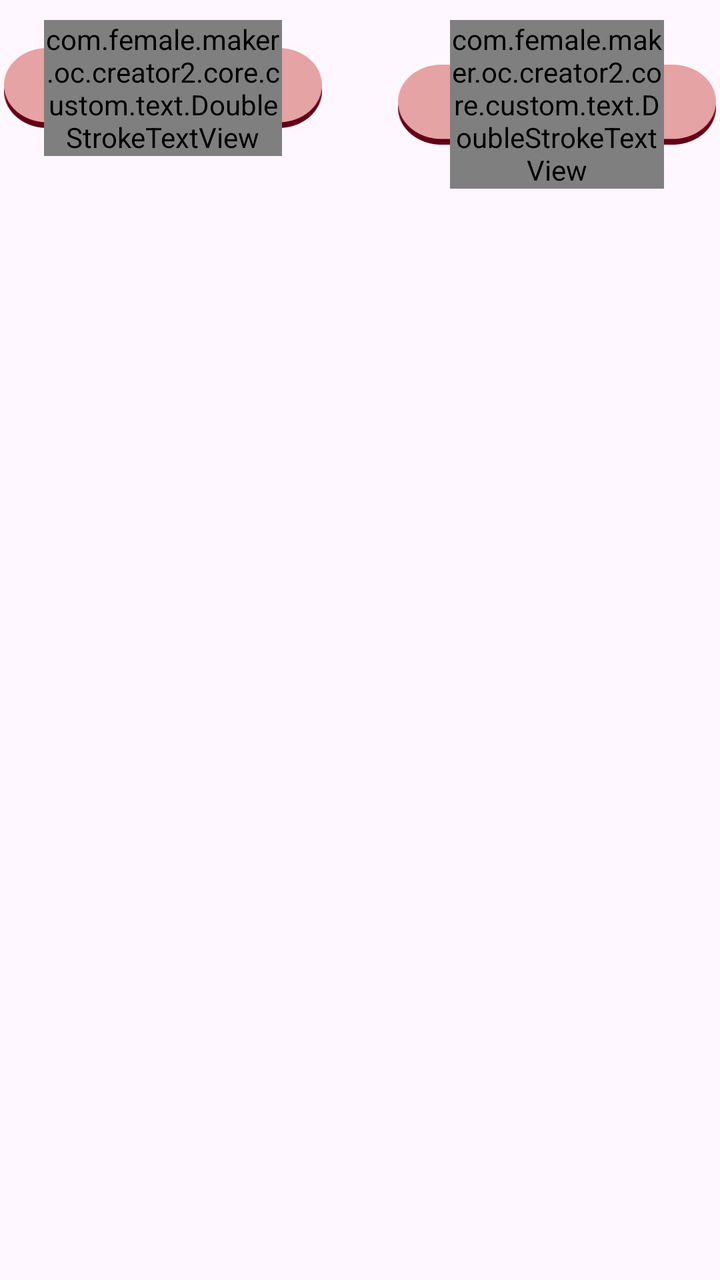
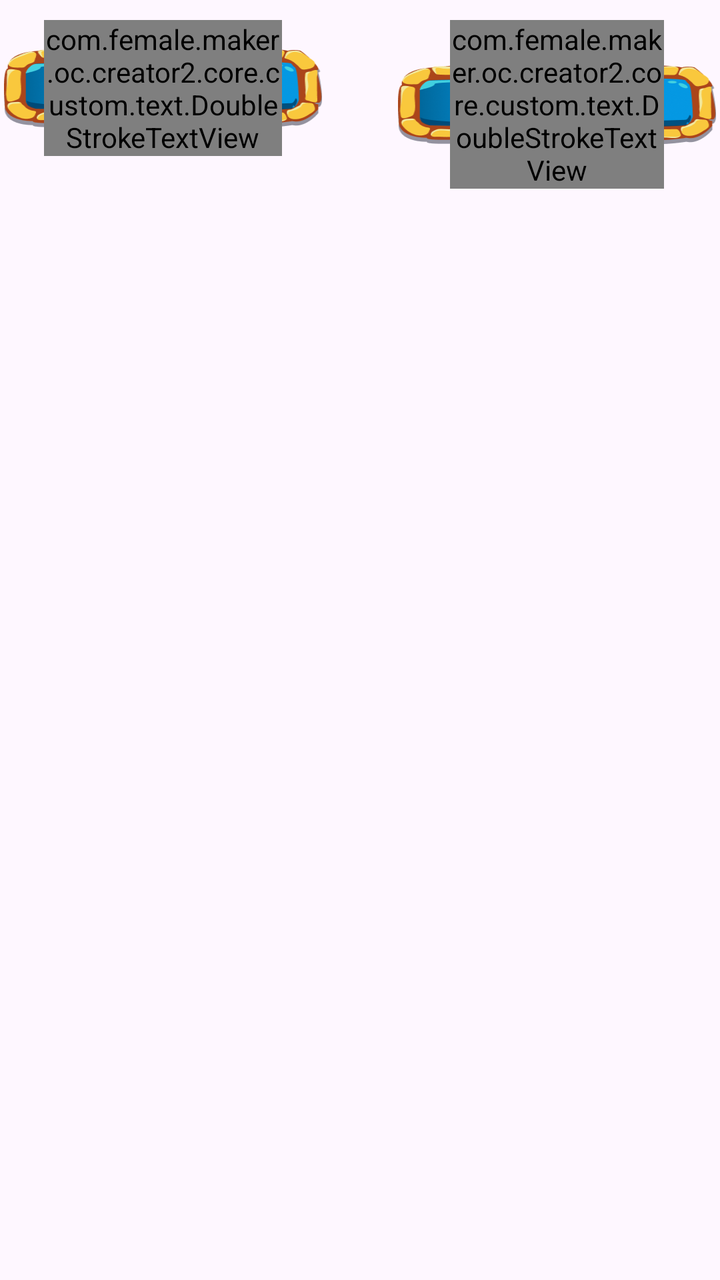

Compare the two renders of this Android layout. The source of the first and the diff that turns it into the second are given below.
<!-- AndroidManifest.xml: application theme Theme.BaseProject -->
<!-- res/layout/layout_bottom_view.xml -->
<?xml version="1.0" encoding="utf-8"?>
<androidx.constraintlayout.widget.ConstraintLayout xmlns:android="http://schemas.android.com/apk/res/android"
    xmlns:app="http://schemas.android.com/apk/res-auto"
    android:layout_width="match_parent"
    android:layout_height="wrap_content"
    android:paddingBottom="22dp"
    android:orientation="vertical">

    <androidx.appcompat.widget.LinearLayoutCompat
        android:id="@+id/lnlShareButtons"
        android:layout_width="match_parent"
        android:layout_height="wrap_content"
        android:orientation="horizontal"
        app:layout_constraintTop_toTopOf="parent"
        app:layout_constraintStart_toStartOf="parent"
        app:layout_constraintEnd_toEndOf="parent">

        
        <androidx.constraintlayout.widget.ConstraintLayout
            android:id="@+id/btnWhatsapp"
            android:layout_width="match_parent"
            android:layout_height="wrap_content"
            android:layout_marginEnd="17dp"
            android:layout_weight="1"
            android:padding="2dp">

            <com.google.android.material.card.MaterialCardView
                android:layout_width="0dp"
                android:layout_height="40dp"
                android:scaleType="fitXY"
                app:cardCornerRadius="0dp"
                app:cardElevation="0dp"
                app:strokeColor="@color/transparent"
                app:cardBackgroundColor="@color/transparent"

                app:layout_constraintBottom_toBottomOf="@+id/lnlInLeft"
                app:layout_constraintEnd_toEndOf="@+id/lnlInLeft"
                app:layout_constraintStart_toStartOf="@+id/lnlInLeft"
                app:layout_constraintTop_toTopOf="@+id/lnlInLeft">

                <ImageView
                    android:layout_width="match_parent"
                    android:layout_height="match_parent"
                    android:scaleType="fitXY"
                    android:src="@drawable/frame_item" />
            </com.google.android.material.card.MaterialCardView>

            
            <androidx.appcompat.widget.LinearLayoutCompat
                android:id="@+id/lnlInLeft"
                android:layout_width="match_parent"
                android:layout_height="wrap_content"
                android:gravity="center"
                android:orientation="horizontal"
                android:paddingHorizontal="10dp"
                android:paddingVertical="8dp"
                app:layout_constraintBottom_toBottomOf="parent"
                app:layout_constraintTop_toTopOf="parent">


                
                <com.female.maker.oc.creator2.core.custom.text.DoubleStrokeTextView
                    android:id="@+id/tvShare"
                    style="@style/single_marquee"
                    android:layout_width="match_parent"
                    android:layout_height="wrap_content"
                    android:layout_marginHorizontal="10dp"
                    android:fontFamily="@font/copperplategothic_bold"
                    android:text="@string/share"
                    android:gravity="center"
                    app:outerStrokeWidth="2dp"
                    app:outerStrokeColor="@color/app"
                    android:textColor="@color/white"
                    android:textSize="20sp" />

            </androidx.appcompat.widget.LinearLayoutCompat>
        </androidx.constraintlayout.widget.ConstraintLayout>

        
        <androidx.constraintlayout.widget.ConstraintLayout
            android:id="@+id/btnTelegram"
            android:layout_width="match_parent"
            android:layout_height="wrap_content"
            android:layout_marginStart="17dp"
            android:layout_weight="1"
            android:padding="2dp">

            <com.google.android.material.card.MaterialCardView
                android:layout_width="0dp"
                android:layout_height="40dp"
                android:scaleType="fitXY"
                app:cardCornerRadius="0dp"
                app:cardElevation="0dp"
                app:cardBackgroundColor="@color/transparent"

                app:strokeColor="@color/transparent"
                app:layout_constraintBottom_toBottomOf="@+id/lnlInRight"
                app:layout_constraintEnd_toEndOf="@+id/lnlInRight"
                app:layout_constraintStart_toStartOf="@+id/lnlInRight"
                app:layout_constraintTop_toTopOf="@+id/lnlInRight">

                <ImageView
                    android:layout_width="match_parent"
                    android:layout_height="match_parent"
                    android:scaleType="fitXY"
                    android:src="@drawable/frame_item" />
            </com.google.android.material.card.MaterialCardView>

            
            <androidx.appcompat.widget.LinearLayoutCompat
                android:id="@+id/lnlInRight"
                android:layout_width="match_parent"
                android:layout_height="wrap_content"
                android:gravity="center"
                android:orientation="horizontal"
                android:paddingHorizontal="10dp"
                android:paddingVertical="8dp"
                app:layout_constraintBottom_toBottomOf="parent"
                app:layout_constraintTop_toTopOf="parent">


                
                <com.female.maker.oc.creator2.core.custom.text.DoubleStrokeTextView
                    android:id="@+id/tvDownload"
                    style="@style/single_marquee"
                    android:layout_width="match_parent"
                    android:layout_height="wrap_content"
                    android:layout_marginHorizontal="16dp"
                    android:fontFamily="@font/copperplategothic_bold"
                    android:text="@string/download"
                    android:gravity="center"
                    app:outerStrokeWidth="2dp"
                    app:outerStrokeColor="@color/app"
                    android:textColor="@color/white"
                    android:textSize="20sp" />

            </androidx.appcompat.widget.LinearLayoutCompat>

        </androidx.constraintlayout.widget.ConstraintLayout>

    </androidx.appcompat.widget.LinearLayoutCompat>

</androidx.constraintlayout.widget.ConstraintLayout>
<!-- resources referenced by this layout -->
<resources>
  <color name="app">#FFD700</color>
  <color name="transparent">#00FFFFFF</color>
  <color name="white">#FFFFFFFF</color>
  <!-- drawable frame_item: png bitmap (drawable, 3112 bytes) -->
  <string name="download">Download</string>
  <string name="share">Share</string>
  <style name="single_marquee">
          <item name="android:singleLine">true</item>
          <item name="android:ellipsize">marquee</item>
          <item name="android:marqueeRepeatLimit">marquee_forever</item>
      </style>
  <style name="Theme.BaseProject" parent="Base.Theme.BaseProject" />
  <style name="Base.Theme.BaseProject" parent="Theme.Material3.DayNight.NoActionBar">
          <item name="android:windowTranslucentStatus">false</item>
          <item name="android:statusBarColor">@android:color/transparent</item>
          <item name="android:windowSoftInputMode">adjustResize</item>
      </style>
</resources>

<!-- the commit's change to res/layout/layout_bottom_view.xml (unified diff, before → after) -->
@@ -69,8 +69,8 @@
                     android:text="@string/share"
                     android:gravity="center"
                     app:outerStrokeWidth="2dp"
-                    app:outerStrokeColor="@color/app"
-                    android:textColor="@color/white"
+                    app:outerStrokeColor="@color/app1"
+                    android:textColor="@color/app"
                     android:textSize="20sp" />
 
             </androidx.appcompat.widget.LinearLayoutCompat>
@@ -130,8 +130,8 @@
                     android:text="@string/download"
                     android:gravity="center"
                     app:outerStrokeWidth="2dp"
-                    app:outerStrokeColor="@color/app"
-                    android:textColor="@color/white"
+                    app:outerStrokeColor="@color/app1"
+                    android:textColor="@color/app"
                     android:textSize="20sp" />
 
             </androidx.appcompat.widget.LinearLayoutCompat>
<!-- resource entries referenced after the edit -->
@@ -1,9 +1,9 @@
 <!-- resources referenced by this layout -->
 <resources>
   <color name="app">#FFD700</color>
+  <color name="app1">#2B1A00</color>
   <color name="transparent">#00FFFFFF</color>
-  <color name="white">#FFFFFFFF</color>
-  <!-- drawable frame_item: png bitmap (drawable, 3112 bytes) -->
+  <!-- drawable frame_item: png bitmap (drawable, 32495 bytes) -->
   <string name="download">Download</string>
   <string name="share">Share</string>
   <style name="single_marquee">
